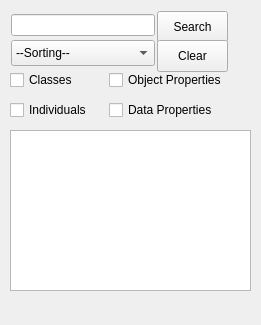
Before: the Qt Designer form plugins/fileio/ontology/widgets/searchdockwidget.ui in ZongleiJiao/OntologyViewer, drawn with Qt 5.
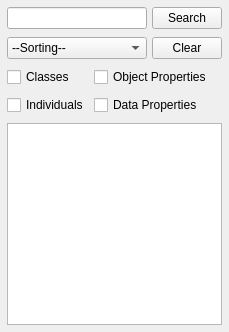
After: the same form once the commit is applied.

Commit message: Better widget layout within ontology dock windows.

Diff of the .ui file:
```diff
--- a/plugins/fileio/ontology/widgets/searchdockwidget.ui
+++ b/plugins/fileio/ontology/widgets/searchdockwidget.ui
@@ -6,8 +6,8 @@
    <rect>
     <x>0</x>
     <y>0</y>
-    <width>261</width>
-    <height>325</height>
+    <width>229</width>
+    <height>332</height>
    </rect>
   </property>
   <property name="sizePolicy">
@@ -20,129 +20,127 @@
    <string>Search</string>
   </property>
   <widget class="QWidget" name="dockWidgetContents">
-   <widget class="QPushButton" name="searchBtn">
-    <property name="geometry">
-     <rect>
-      <x>157</x>
-      <y>11</y>
-      <width>71</width>
-      <height>32</height>
-     </rect>
+   <layout class="QGridLayout" name="gridLayout">
+    <property name="horizontalSpacing">
+     <number>5</number>
     </property>
-    <property name="text">
-     <string>Search</string>
+    <property name="verticalSpacing">
+     <number>8</number>
     </property>
-   </widget>
-   <widget class="QLineEdit" name="input">
-    <property name="geometry">
-     <rect>
-      <x>11</x>
-      <y>14</y>
-      <width>144</width>
-      <height>22</height>
-     </rect>
+    <property name="margin">
+     <number>7</number>
     </property>
-   </widget>
-   <widget class="QCheckBox" name="classCB">
-    <property name="geometry">
-     <rect>
-      <x>10</x>
-      <y>70</y>
-      <width>73</width>
-      <height>20</height>
-     </rect>
-    </property>
-    <property name="text">
-     <string>Classes</string>
-    </property>
-   </widget>
-   <widget class="QCheckBox" name="individualCB">
-    <property name="geometry">
-     <rect>
-      <x>10</x>
-      <y>100</y>
-      <width>93</width>
-      <height>20</height>
-     </rect>
-    </property>
-    <property name="text">
-     <string>Individuals</string>
-    </property>
-   </widget>
-   <widget class="QCheckBox" name="oPropertyCB">
-    <property name="geometry">
-     <rect>
-      <x>109</x>
-      <y>70</y>
-      <width>130</width>
-      <height>20</height>
-     </rect>
-    </property>
-    <property name="text">
-     <string>Object Properties</string>
-    </property>
-   </widget>
-   <widget class="QCheckBox" name="dPropertyCB">
-    <property name="geometry">
-     <rect>
-      <x>109</x>
-      <y>100</y>
-      <width>118</width>
-      <height>20</height>
-     </rect>
-    </property>
-    <property name="text">
-     <string>Data Properties</string>
-    </property>
-   </widget>
-   <widget class="QListWidget" name="resultList">
-    <property name="geometry">
-     <rect>
-      <x>10</x>
-      <y>130</y>
-      <width>241</width>
-      <height>161</height>
-     </rect>
-    </property>
-   </widget>
-   <widget class="QComboBox" name="sorting">
-    <property name="geometry">
-     <rect>
-      <x>11</x>
-      <y>40</y>
-      <width>144</width>
-      <height>26</height>
-     </rect>
-    </property>
-    <item>
-     <property name="text">
-      <string>--Sorting--</string>
-     </property>
+    <item row="1" column="2">
+     <widget class="QPushButton" name="clearBtn">
+      <property name="minimumSize">
+       <size>
+        <width>70</width>
+        <height>0</height>
+       </size>
+      </property>
+      <property name="maximumSize">
+       <size>
+        <width>70</width>
+        <height>16777215</height>
+       </size>
+      </property>
+      <property name="text">
+       <string>Clear</string>
+      </property>
+     </widget>
     </item>
-    <item>
-     <property name="text">
-      <string>Alphabetically</string>
-     </property>
+    <item row="1" column="0" colspan="2">
+     <widget class="QComboBox" name="sorting">
+      <item>
+       <property name="text">
+        <string>--Sorting--</string>
+       </property>
+      </item>
+      <item>
+       <property name="text">
+        <string>Alphabetically</string>
+       </property>
+      </item>
+      <item>
+       <property name="text">
+        <string>Importance</string>
+       </property>
+      </item>
+     </widget>
     </item>
-    <item>
-     <property name="text">
-      <string>Importance</string>
-     </property>
+    <item row="4" column="0" colspan="3">
+     <widget class="QListWidget" name="resultList">
+      <property name="minimumSize">
+       <size>
+        <width>0</width>
+        <height>120</height>
+       </size>
+      </property>
+     </widget>
     </item>
-   </widget>
-   <widget class="QPushButton" name="clearBtn">
-    <property name="geometry">
-     <rect>
-      <x>157</x>
-      <y>40</y>
-      <width>71</width>
-      <height>32</height>
-     </rect>
-    </property>
-    <property name="text">
-     <string>Clear</string>
-    </property>
-   </widget>
+    <item row="0" column="2">
+     <widget class="QPushButton" name="searchBtn">
+      <property name="minimumSize">
+       <size>
+        <width>70</width>
+        <height>0</height>
+       </size>
+      </property>
+      <property name="maximumSize">
+       <size>
+        <width>70</width>
+        <height>16777215</height>
+       </size>
+      </property>
+      <property name="text">
+       <string>Search</string>
+      </property>
+     </widget>
+    </item>
+    <item row="0" column="0" colspan="2">
+     <widget class="QLineEdit" name="input"/>
+    </item>
+    <item row="3" column="0">
+     <widget class="QCheckBox" name="individualCB">
+      <property name="text">
+       <string>Individuals</string>
+      </property>
+     </widget>
+    </item>
+    <item row="2" column="0">
+     <widget class="QCheckBox" name="classCB">
+      <property name="text">
+       <string>Classes</string>
+      </property>
+     </widget>
+    </item>
+    <item row="3" column="1" colspan="2">
+     <widget class="QCheckBox" name="dPropertyCB">
+      <property name="maximumSize">
+       <size>
+        <width>150</width>
+        <height>16777215</height>
+       </size>
+      </property>
+      <property name="text">
+       <string>Data Properties</string>
+      </property>
+     </widget>
+    </item>
+    <item row="2" column="1" colspan="2">
+     <widget class="QCheckBox" name="oPropertyCB">
+      <property name="maximumSize">
+       <size>
+        <width>150</width>
+        <height>16777215</height>
+       </size>
+      </property>
+      <property name="text">
+       <string>Object Properties</string>
+      </property>
+     </widget>
+    </item>
+   </layout>
   </widget>
  </widget>
  <resources/>
```
The commit also changes 5 other files.
